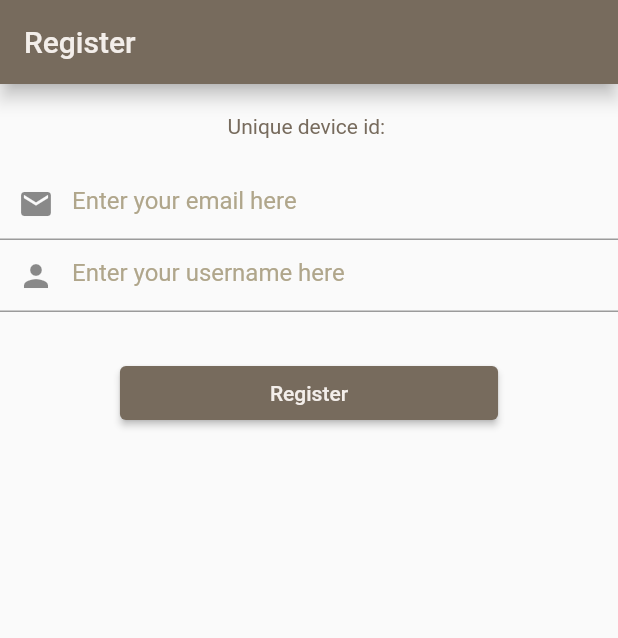
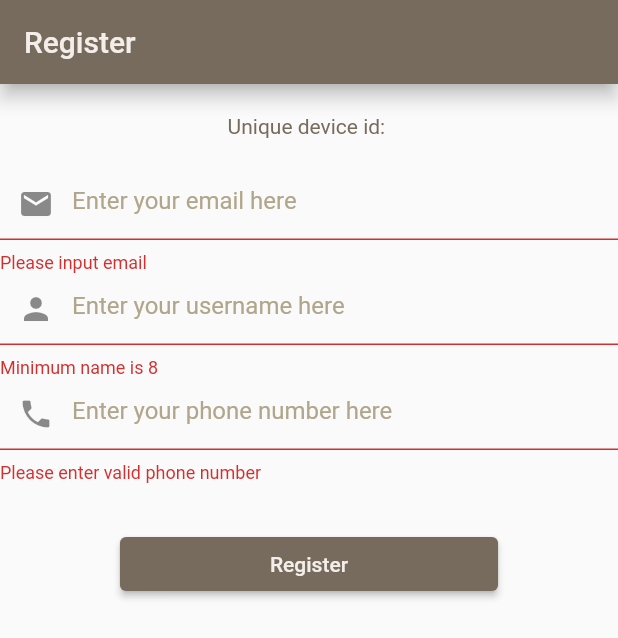
Before and after one commit to vzrifan/login_register, a Flutter app: the screen it shows after launch, after a tap on "Register", on a phone screen of 412 x 824 dp. Shown: the top 638 px of the screen. Run offline on Flutter 3.47's test engine with Material 2 defaults, Android fonts, the phone set to English and light mode, and no system bars; our stand-ins replace cloud_firestore, dio, firebase_auth, firebase_core, shared_preferences; missing offline and left inert: flutter_udid; accounts and stored records are empty.

Commit message:
separate logic from views

```diff
--- a/lib/helper/auth_exception.dart
+++ b/lib/helper/auth_exception.dart
@@ -1,21 +1,38 @@
 import 'package:firebase_auth/firebase_auth.dart';
+import 'package:flutter/material.dart';
 
 class AuthExecption {
-  static handleRegister(FirebaseAuthException e) {
+  static handleRegister(FirebaseAuthException e, BuildContext context) {
+    print(e.code);
     if (e.code == 'weak-password') {
-      print("Weak password");
+      ScaffoldMessenger.of(context).showSnackBar(
+        SnackBar(content: Text("Weak password")),
+      );
     } else if (e.code == 'email-already-in-use') {
-      print("Email is already in use");
-    } else if (e.code == 'invalid-email') {
-      print("Invalid email entered");
+      ScaffoldMessenger.of(context).showSnackBar(
+        SnackBar(content: Text("Email is already in use")),
+      );
+    } else if (e.code == 'invalid-email' || e.code=="channel-error") {
+      ScaffoldMessenger.of(context).showSnackBar(
+        SnackBar(content: Text("Please input email")),
+      );
     }
   }
 
-  static handleLogin(FirebaseAuthException e) {
-    if (e.code == 'user-not-found') {
-      print("User not found");
+  static handleLogin(FirebaseAuthException e, BuildContext context) {
+    print(e.code);
+    if (e.code == 'INVALID_LOGIN_CREDENTIALS') {
+      ScaffoldMessenger.of(context).showSnackBar(
+        SnackBar(content: Text("User not found")),
+      );
+    } else if (e.code == 'invalid-email' || e.code == 'channel-error') {
+      ScaffoldMessenger.of(context).showSnackBar(
+        SnackBar(content: Text("Please input email")),
+      );
     } else if (e.code == 'wrong-password') {
-      print("Wrong password");
+      ScaffoldMessenger.of(context).showSnackBar(
+        SnackBar(content: Text("Wrong password")),
+      );
     }
   }
 }
--- a/lib/helper/auth_handler.dart
+++ b/lib/helper/auth_handler.dart
@@ -2,6 +2,7 @@ import 'package:cloud_firestore/cloud_firestore.dart';
 import 'package:firebase_auth/firebase_auth.dart';
 import 'package:flutter/material.dart';
 import 'package:testing/helper/auth_exception.dart';
+import 'package:testing/helper/custom_validator.dart';
 import 'package:testing/helper/rsa.dart';
 import 'package:testing/main.dart';
 import 'package:testing/views/login_view.dart';
@@ -49,11 +50,15 @@ class AuthHandler {
     var subCollectionName = publicKey.join(",");
 
     DocumentSnapshot<Map<String, dynamic>> usersSnapshot =
-        await FirebaseFirestore.instance.collection('devs').doc(subCollectionName).get();
+        await FirebaseFirestore.instance
+            .collection('devs')
+            .doc(subCollectionName)
+            .get();
 
-    if(usersSnapshot.exists){
-      Map<String, dynamic> userData = usersSnapshot.data() as Map<String, dynamic>;
-      if(userData.containsKey('privateKey')){
+    if (usersSnapshot.exists) {
+      Map<String, dynamic> userData =
+          usersSnapshot.data() as Map<String, dynamic>;
+      if (userData.containsKey('privateKey')) {
         privateKey.add(userData['privateKey']);
       }
     }
@@ -62,15 +67,13 @@ class AuthHandler {
   }
 
   static Future<void> handleRegister(String email, String username,
-      String password, BuildContext context) async {
+      String password, String phone, BuildContext context) async {
     List<String> storedDeviceId = await getDeviceIdFromFirestore();
     print(storedDeviceId);
+    HomePage homePageInstance = HomePage();
 
     if (storedDeviceId.contains(password)) {
-      Navigator.pushReplacement(
-        context,
-        MaterialPageRoute(builder: (context) => HomePage()),
-      );
+      CustomValidator.navigate(context, homePageInstance);
     } else {
       try {
         var allKey = Rsa.generateKeypair();
@@ -91,6 +94,7 @@ class AuthHandler {
           'email': email,
           'deviceId': password,
           'username': username,
+          'phone': phone,
           'publicKey': publicKey
         });
         await FirebaseFirestore.instance
@@ -98,12 +102,9 @@ class AuthHandler {
             .doc(publicKey.join(","))
             .set({'privateKey': privateKey});
         print(userCredential);
-        Navigator.pushReplacement(
-          context,
-          MaterialPageRoute(builder: (context) => HomePage()),
-        );
+        CustomValidator.navigate(context, homePageInstance);
       } on FirebaseAuthException catch (e) {
-        AuthExecption.handleRegister(e);
+        AuthExecption.handleRegister(e, context);
       }
     }
   }
@@ -115,25 +116,25 @@ class AuthHandler {
       var privateKey = (await getPrivateKey(publicKey))[0];
       print("Public Key: $publicKey");
       print("Private Key: $privateKey");
-      var encryptedPassword = await Rsa.encrypt(publicKey, password);
-      var decryptedPassword = await Rsa.decrypt(privateKey, encryptedPassword);
+      var encryptedPassword = Rsa.encrypt(publicKey, password);
+      var decryptedPassword = Rsa.decrypt(privateKey, encryptedPassword);
       final userCredential = await FirebaseAuth.instance
           .signInWithEmailAndPassword(
               email: email, password: encryptedPassword.join(","));
       print(userCredential);
       print("DECRYPTED PASSWORD:");
       print(decryptedPassword);
-      Navigator.pushReplacement(
-          context, MaterialPageRoute(builder: (context) => HomePage()));
+      HomePage homePageInstance = HomePage();
+      CustomValidator.navigate(context, homePageInstance);
     } on FirebaseAuthException catch (e) {
-      AuthExecption.handleLogin(e);
+      AuthExecption.handleLogin(e, context);
     }
   }
 
   static Future<void> handleLogout(BuildContext context) async {
     FirebaseAuth.instance.signOut();
-    Navigator.pushReplacement(
-        context, MaterialPageRoute(builder: (context) => LoginView()));
+    LoginView loginPageInstance = LoginView();
+    CustomValidator.navigate(context, loginPageInstance);
   }
 
   static bool isLoggedIn() {
--- a/lib/helper/custom_scaffold.dart
+++ b/lib/helper/custom_scaffold.dart
@@ -1,9 +1,9 @@
 import 'package:firebase_core/firebase_core.dart';
 import 'package:flutter/material.dart';
 import 'package:testing/firebase_options.dart';
+import 'package:testing/helper/custom_validator.dart';
 
 class CustomScaffold {
-  //TODO Color for UI
   static const color1 = Color.fromARGB(255, 243, 238, 234);
   static const color2 = Color.fromARGB(255, 235, 227, 213);
   static const color3 = Color.fromARGB(255, 176, 166, 139);
@@ -25,10 +25,31 @@ class CustomScaffold {
         builder: build);
   }
 
-  static TextField makeTextField(TextEditingController controller,
-      String hintText, TextInputType textInputType, Icon icon,
-      {bool enableSuggestions = true, bool autoCorrect = true}) {
-    return TextField(
+  static TextFormField makeTextField(
+      TextEditingController controller,
+      String hintText,
+      TextInputType textInputType,
+      Icon icon,
+      GlobalKey<FormState> formKey,
+      {bool enableSuggestions = true,
+      bool autoCorrect = true}) {
+    return TextFormField(
+      validator: (value) {
+        if (textInputType == TextInputType.emailAddress) {
+          if (!CustomValidator.isValidEmail(controller.text)) {
+            return "Please input email";
+          }
+        } else if (textInputType == TextInputType.name) {
+          if (controller.text.length < 8) {
+            return "Minimum name is 8";
+          }
+        } else if (textInputType == TextInputType.phone) {
+          if (!CustomValidator.isValidPhoneNumber(controller.text)) {
+            return "Please enter valid phone number";
+          }
+        }
+        return null;
+      },
       controller: controller,
       decoration: InputDecoration(
           hintText: hintText,
@@ -38,22 +59,28 @@ class CustomScaffold {
     );
   }
 
-  static Container makeElevatedButton(String title,
-      {Future<void> Function()? asyncFunction}) {
+  static Container makeElevatedButton(
+    String title,
+    BuildContext context, {
+    Future<void> Function()? asyncFunction,
+    GlobalKey<FormState>? formKey,
+  }) {
     return Container(
       margin: EdgeInsets.fromLTRB(0, 30, 0, 0),
       child: ElevatedButton(
         onPressed: () async {
-          if (asyncFunction != null) {
-            await asyncFunction();
+          if (formKey!.currentState!.validate()) {
+            if (asyncFunction != null) {
+              await asyncFunction();
+            }
           }
         },
-        child: Text(title),
         style: ElevatedButton.styleFrom(
           foregroundColor: color1,
           backgroundColor: color4,
           padding: EdgeInsets.fromLTRB(100, 10, 100, 10),
         ),
+        child: Text(title),
       ),
     );
   }
--- /dev/null
+++ b/lib/helper/custom_validator.dart
@@ -0,0 +1,63 @@
+import 'package:flutter/material.dart';
+import 'package:shared_preferences/shared_preferences.dart';
+
+import '../main.dart';
+import '../views/login_view.dart';
+import 'auth_handler.dart';
+
+class CustomValidator {
+  static String currentPage = "RegisterView";
+  static Map<String, List> nextPage = {
+    "RegisterView": [LoginView(), HomePage()],
+    "LoginView": [HomePage() /*,RegisterView()*/],
+    "HomePage": [LoginView() /*RegisterView()*/]
+  };
+
+  static bool containsNextPage(String currentPage, dynamic instance) {
+    return nextPage[currentPage]!.any(
+      (element) => element.runtimeType == instance.runtimeType,
+    );
+  }
+
+  static void navigate(BuildContext context, dynamic instance) {
+    if (containsNextPage(currentPage, instance)) {
+      currentPage = instance.toString();
+      Navigator.pushReplacement(
+        context,
+        MaterialPageRoute(builder: (context) => instance),
+      );
+    }
+  }
+
+  static firstNavigate(BuildContext context) async {
+    final SharedPreferences prefs = await SharedPreferences.getInstance();
+    final storedDeviceId = prefs.getStringList("storedDeviceId");
+    final password = prefs.getString("_id");
+    print(storedDeviceId);
+    print(password);
+    if (storedDeviceId!.contains(password)) {
+      if (AuthHandler.isLoggedIn()) {
+        currentPage = "HomePage";
+        Navigator.pushReplacement(
+            context, MaterialPageRoute(builder: (context) => HomePage()));
+      } else {
+        LoginView loginViewInstance = LoginView();
+        navigate(context, loginViewInstance);
+      }
+    }
+  }
+
+  static bool isValidEmail(String email) {
+    RegExp emailRegex =
+        RegExp(r'^[a-zA-Z0-9._%+-]+@[a-zA-Z0-9.-]+\.[a-zA-Z]{2,}$');
+
+    return emailRegex.hasMatch(email);
+  }
+
+  static bool isValidPhoneNumber(String phoneNumber) {
+    RegExp phoneRegex = RegExp(
+        r'^(\+\d{1,2}\s?)?(\(\d{1,4}\)|\d{1,4})[-.\s]?\d{1,4}[-.\s]?\d{1,9}$');
+
+    return phoneRegex.hasMatch(phoneNumber);
+  }
+}
--- a/lib/helper/rsa.dart
+++ b/lib/helper/rsa.dart
@@ -1,7 +1,7 @@
 import 'dart:math';
 
 class Rsa {
-  static isPrime(int num) {
+  static bool isPrime(int num) {
     if (num < 2) {
       return false;
     }
@@ -13,7 +13,7 @@ class Rsa {
     return true;
   }
 
-  static generatePrime() {
+  static int generatePrime() {
     var primes = [];
     var random = Random();
 
@@ -26,7 +26,7 @@ class Rsa {
     return primes[random.nextInt(primes.length)];
   }
 
-  static gcd(int a, int b) {
+  static int gcd(int a, int b) {
     while (b != 0) {
       var temp = a;
       a = b;
@@ -35,7 +35,7 @@ class Rsa {
     return a;
   }
 
-  static modInverse(int a, int m) {
+  static int modInverse(int a, int m) {
     var m0 = m;
     var x0 = 0;
     var x1 = 1;
@@ -56,7 +56,7 @@ class Rsa {
     return x1;
   }
 
-  static powMod(int base, int exponent, int modulus) {
+  static int powMod(int base, int exponent, int modulus) {
     int result = 1;
     base = base % modulus;
     while (exponent > 0) {
@@ -69,7 +69,7 @@ class Rsa {
     return result;
   }
 
-  static generateKeypair() {
+  static List generateKeypair() {
     var p = generatePrime();
     var q = generatePrime();
     var random = Random();
@@ -97,7 +97,7 @@ class Rsa {
     return allKey;
   }
 
-  static encrypt(List publicKey, String plaintext) {
+  static List encrypt(List publicKey, String plaintext) {
     var n = publicKey[0];
     var e = publicKey[1];
 
@@ -112,7 +112,7 @@ class Rsa {
     return encryptedMsg;
   }
 
-  static decrypt(List privateKey, List ciphertext) {
+  static String decrypt(List privateKey, List ciphertext) {
     var n = privateKey[0];
     var d = privateKey[1];
 
--- a/lib/main.dart
+++ b/lib/main.dart
@@ -8,7 +8,7 @@ void main() async {
   WidgetsFlutterBinding.ensureInitialized();
   runApp(MaterialApp(
     title: "Flutter Demo",
-    theme: ThemeData(primarySwatch: Colors.lightBlue), //TODO Color theme
+    theme: ThemeData(primarySwatch: Colors.lightBlue),
     home: const RegisterView(),
   ));
 }
@@ -34,10 +34,10 @@ class HomePage extends StatelessWidget {
                   Container(
                       margin: EdgeInsets.fromLTRB(10, 20, 10, 0),
                       child: Text(
-                        "Hello ${user.displayName}\n\n${user}",
+                        "Hello ${user.displayName}\n\n$user",
                         style: TextStyle(color: CustomScaffold.color4),
                       )),
-                  CustomScaffold.makeElevatedButton("Logout",
+                  CustomScaffold.makeElevatedButton("Logout", context,
                       asyncFunction: () => AuthHandler.handleLogout(context)),
                 ],
               );
--- a/lib/views/register_view.dart
+++ b/lib/views/register_view.dart
@@ -1,11 +1,11 @@
 import 'package:firebase_core/firebase_core.dart';
 import 'package:flutter/material.dart';
 import 'package:flutter_udid/flutter_udid.dart';
+import 'package:shared_preferences/shared_preferences.dart';
 import 'package:testing/firebase_options.dart';
 import 'package:testing/helper/auth_handler.dart';
 import 'package:testing/helper/custom_scaffold.dart';
-import 'package:testing/main.dart';
-import 'package:testing/views/login_view.dart';
+import 'package:testing/helper/custom_validator.dart';
 
 class RegisterView extends StatefulWidget {
   const RegisterView({super.key});
@@ -18,12 +18,16 @@ class _RegisterViewState extends State<RegisterView> {
   String _id = '';
   late final TextEditingController _usernameController;
   late final TextEditingController _emailController;
+  late final TextEditingController _phoneController;
+  late final SharedPreferences prefs;
+  final _formKey = GlobalKey<FormState>();
 
   @override
   void initState() {
     super.initState();
     _emailController = TextEditingController();
     _usernameController = TextEditingController();
+    _phoneController = TextEditingController();
     print("Init state called");
     getUID();
     initializeAppAndCheckDeviceId();
@@ -35,7 +39,15 @@ class _RegisterViewState extends State<RegisterView> {
     );
 
     await getUID();
+    await getPrefs();
     await _checkDeviceIdAndNavigate();
+  }
+
+  Future getPrefs() async {
+    SharedPreferences pref = await SharedPreferences.getInstance();
+    setState(() {
+      prefs = pref;
+    });
   }
 
   Future getUID() async {
@@ -51,17 +63,10 @@ class _RegisterViewState extends State<RegisterView> {
     List<String> storedDeviceId = await AuthHandler.getDeviceIdFromFirestore();
     print(storedDeviceId);
 
-    if (storedDeviceId.contains(password)) {
-      if (AuthHandler.isLoggedIn()) {
-        Navigator.pushReplacement(
-            context, MaterialPageRoute(builder: (context) => HomePage()));
-      } else {
-        Navigator.pushReplacement(
-          context,
-          MaterialPageRoute(builder: (context) => LoginView()),
-        );
-      }
-    }
+    await prefs.setString("_id", password);
+    await prefs.setStringList("storedDeviceId", storedDeviceId);
+
+    CustomValidator.firstNavigate(context);
   }
 
   @override
@@ -79,7 +84,9 @@ class _RegisterViewState extends State<RegisterView> {
       body: CustomScaffold.makeFutureBuilder((context, snapshot) {
         switch (snapshot.connectionState) {
           case ConnectionState.done:
-            return Column(
+            return Form(
+              key: _formKey,
+              child: Column(
                 children: [
                   Container(
                       margin: EdgeInsets.all(20),
@@ -91,19 +98,30 @@ class _RegisterViewState extends State<RegisterView> {
                       _emailController,
                       "Enter your email here",
                       TextInputType.emailAddress,
-                    Icon(Icons.mail)),
+                      Icon(Icons.mail),
+                      _formKey),
                   CustomScaffold.makeTextField(
                       _usernameController,
                       "Enter your username here",
                       TextInputType.name,
-                    Icon(Icons.person)),
-                CustomScaffold.makeElevatedButton("Register",
+                      Icon(Icons.person),
+                      _formKey),
+                  CustomScaffold.makeTextField(
+                      _phoneController,
+                      "Enter your phone number here",
+                      TextInputType.phone,
+                      Icon(Icons.phone),
+                      _formKey),
+                  CustomScaffold.makeElevatedButton("Register", context,
+                      formKey: _formKey,
                       asyncFunction: () => AuthHandler.handleRegister(
                           _emailController.text,
                           _usernameController.text,
                           _id,
+                          _phoneController.text,
                           context)),
                 ],
+              ),
             );
           default:
             return const Text("Loading...");
--- a/pubspec.yaml
+++ b/pubspec.yaml
@@ -40,6 +40,7 @@ dependencies:
   cloud_firestore: ^4.13.0
   firebase_analytics: ^10.6.4
   dio: ^5.0.0
+  shared_preferences: ^2.2.2
 
 dev_dependencies:
   flutter_test:
```
Also changed, not shown: lib/views/login_view.dart (+15 -4 lines), pubspec.lock, 1 other file. Lines whose indentation alone changed are shown as unchanged.
